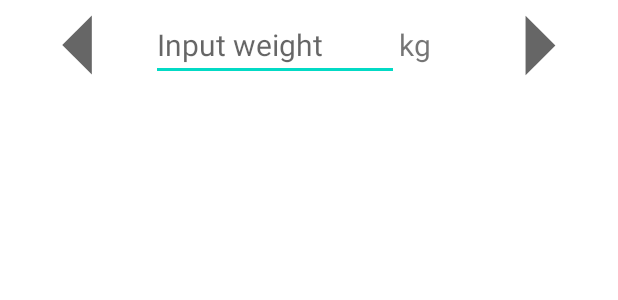
After one commit to DucLongHoang/KIV-MBKZ, an Android app: the layout layout_control_panel.xml on its own in the app's theme, with its tools: preview values and no code run, on a phone screen of 412 x 824 dp. The commit adds this screen. Shown: the top 300 px of the screen. Run offline under Robolectric (Android 15) with nearby library versions, the phone set to English and light mode, and no system bars.

Commit message:
train tab - xml layouts

```diff
--- /dev/null
+++ b/app/src/main/res/drawable/ic_arrow_left.xml
@@ -0,0 +1,11 @@
+<vector xmlns:android="http://schemas.android.com/apk/res/android"
+    android:width="24dp"
+    android:height="24dp"
+    android:viewportWidth="24"
+    android:viewportHeight="24"
+    android:tint="?attr/colorControlNormal"
+    android:autoMirrored="true">
+  <path
+      android:fillColor="@android:color/white"
+      android:pathData="M14,7l-5,5 5,5V7z"/>
+</vector>
--- /dev/null
+++ b/app/src/main/res/drawable/ic_arrow_right.xml
@@ -0,0 +1,11 @@
+<vector xmlns:android="http://schemas.android.com/apk/res/android"
+    android:width="24dp"
+    android:height="24dp"
+    android:viewportWidth="24"
+    android:viewportHeight="24"
+    android:tint="?attr/colorControlNormal"
+    android:autoMirrored="true">
+  <path
+      android:fillColor="@android:color/white"
+      android:pathData="M10,17l5,-5 -5,-5v10z"/>
+</vector>
--- a/app/src/main/res/layout/activity_main.xml
+++ b/app/src/main/res/layout/activity_main.xml
@@ -26,7 +26,7 @@
                 android:textAppearance="@style/TextAppearance.Widget.AppCompat.Toolbar.Title" />
 
             <include
-                layout="@layout/switch_layout"
+                layout="@layout/layout_switch"
                 android:layout_marginTop="6dp"
                 android:layout_marginEnd="4dp"
                 android:layout_alignParentEnd="true"
--- /dev/null
+++ b/app/src/main/res/layout/layout_control_panel.xml
@@ -0,0 +1,50 @@
+<?xml version="1.0" encoding="utf-8"?>
+<LinearLayout xmlns:android="http://schemas.android.com/apk/res/android"
+    xmlns:app="http://schemas.android.com/apk/res-auto"
+    xmlns:tools="http://schemas.android.com/tools"
+    android:orientation="horizontal"
+    android:layout_width="match_parent"
+    android:layout_height="wrap_content"
+    android:gravity="center_horizontal"
+    android:layout_margin="6dp"
+    android:weightSum="9">
+
+    <ImageButton
+        android:id="@+id/imButtonBack"
+        android:layout_width="wrap_content"
+        android:layout_height="match_parent"
+        android:layout_weight="3"
+        android:background="@null"
+        app:srcCompat="@drawable/ic_arrow_left"
+        android:scaleType="centerCrop"
+        tools:ignore="ContentDescription" />
+
+    <EditText
+        android:id="@+id/editTextInputWeight"
+        android:hint="@string/input_weight"
+        android:layout_width="wrap_content"
+        android:layout_height="wrap_content"
+        android:layout_weight="2"
+        android:autofillHints=""
+        android:inputType="number"
+        android:textSize="20sp"/>
+
+    <TextView
+        android:layout_width="wrap_content"
+        android:layout_height="wrap_content"
+        android:layout_weight="1"
+        android:text="@string/kg"
+        android:textSize="20sp"
+        android:layout_gravity="center"/>
+
+    <ImageButton
+        android:id="@+id/imButtonNext"
+        android:layout_width="wrap_content"
+        android:layout_height="match_parent"
+        android:layout_weight="3"
+        android:background="@null"
+        app:srcCompat="@drawable/ic_arrow_right"
+        android:scaleType="centerCrop"
+        tools:ignore="ContentDescription" />
+
+</LinearLayout>
--- a/app/src/main/res/values/strings.xml
+++ b/app/src/main/res/values/strings.xml
@@ -11,4 +11,6 @@
     <string name="backAgainToExit">Press back again to exit app</string>
     <string name="stayOnTabPlease">Please don\'t switch tabs before saving or you will lose all editing progress</string>
     <string name="night_mode">Night mode</string>
+    <string name="kg">kg</string>
+    <string name="input_weight">Input weight</string>
 </resources>
```
Also changed, not shown: app/src/main/res/layout/fragment_train.xml (+55 -24 lines), app/src/main/res/layout/layout_current_exercise.xml (added, +90 -0 lines), app/src/main/res/layout/layout_switch.xml (renamed from app/src/main/res/layout/switch_layout.xml).
